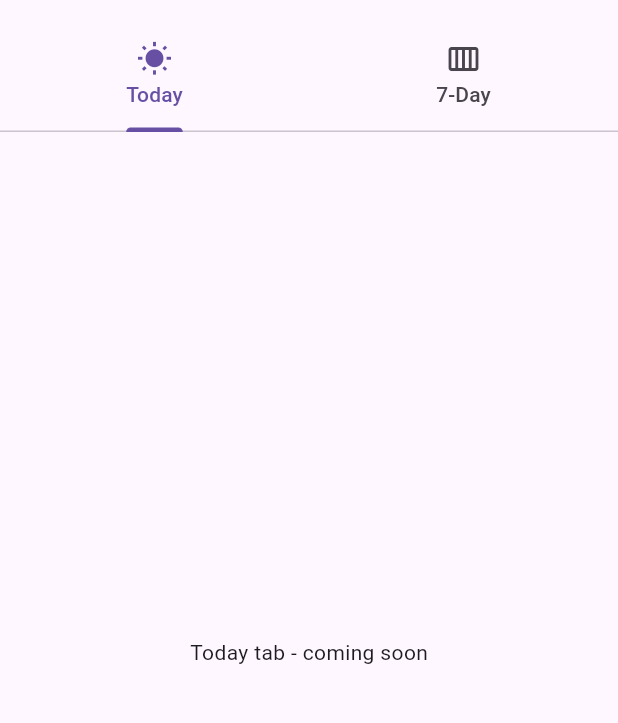
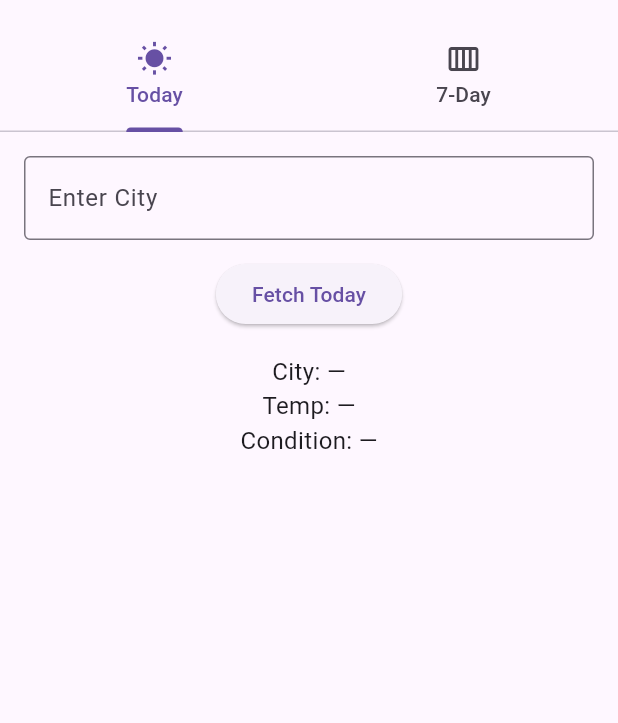
Before and after one commit to Systemized/CSC-4360, a Flutter app: the screen it shows after launch, on a phone screen of 412 x 824 dp, the part 63-786 px from its top. Run offline on Flutter 3.47's test engine with Material 3 defaults, Android fonts, the phone set to English and light mode, and no system bars.

Commit message:
Simulated weather data for input city

```diff
--- a/weather_info_app/lib/main.dart
+++ b/weather_info_app/lib/main.dart
@@ -1,3 +1,4 @@
+import 'dart:math';
 import 'package:flutter/material.dart';
 
 void main() => runApp(WeatherApp());
@@ -19,6 +20,24 @@ class WeatherHomePage extends StatefulWidget {
 }
 
 class _WeatherHomePageState extends State<WeatherHomePage> {
+  final TextEditingController _cityCtrl = TextEditingController();
+  final _rng = Random();
+  final _conditions = const ['Sunny', 'Cloudy', 'Rainy', 'Windy', 'Stormy'];
+
+  String city = '—';
+  String temp = '—';
+  String condition = '—';
+
+  void _fetchToday() {
+    final c = _cityCtrl.text.trim();
+    if (c.isEmpty) return;
+    setState(() {
+      city = c;
+      temp = '${15 + _rng.nextInt(16)} °C';
+      condition = _conditions[_rng.nextInt(_conditions.length)];
+    });
+  }
+
   @override
   Widget build(BuildContext context) {
     return DefaultTabController(
@@ -33,10 +52,34 @@ class _WeatherHomePageState extends State<WeatherHomePage> {
             ],
           ),
         ),
-        body: const TabBarView(
+        body: TabBarView(
           children: [
-            Center(child: Text('Today tab - coming soon')),
-            Center(child: Text('7-Day tab - coming soon')),
+            // TODAY TAB
+            Padding(
+              padding: const EdgeInsets.all(16),
+              child: Column(
+                children: [
+                  TextField(
+                    controller: _cityCtrl,
+                    decoration: const InputDecoration(
+                      labelText: 'Enter City',
+                      border: OutlineInputBorder(),
+                    ),
+                  ),
+                  const SizedBox(height: 12),
+                  ElevatedButton(
+                    onPressed: _fetchToday,
+                    child: const Text('Fetch Today'),
+                  ),
+                  const SizedBox(height: 16),
+                  Text('City: $city', style: const TextStyle(fontSize: 16)),
+                  Text('Temp: $temp', style: const TextStyle(fontSize: 16)),
+                  Text('Condition: $condition', style: const TextStyle(fontSize: 16)),
+                ],
+              ),
+            ),
+            // 7-DAY TAB (placeholder for now)
+            const Center(child: Text('7-day forecast coming in feature branch')),
           ],
         ),
       ),
```
